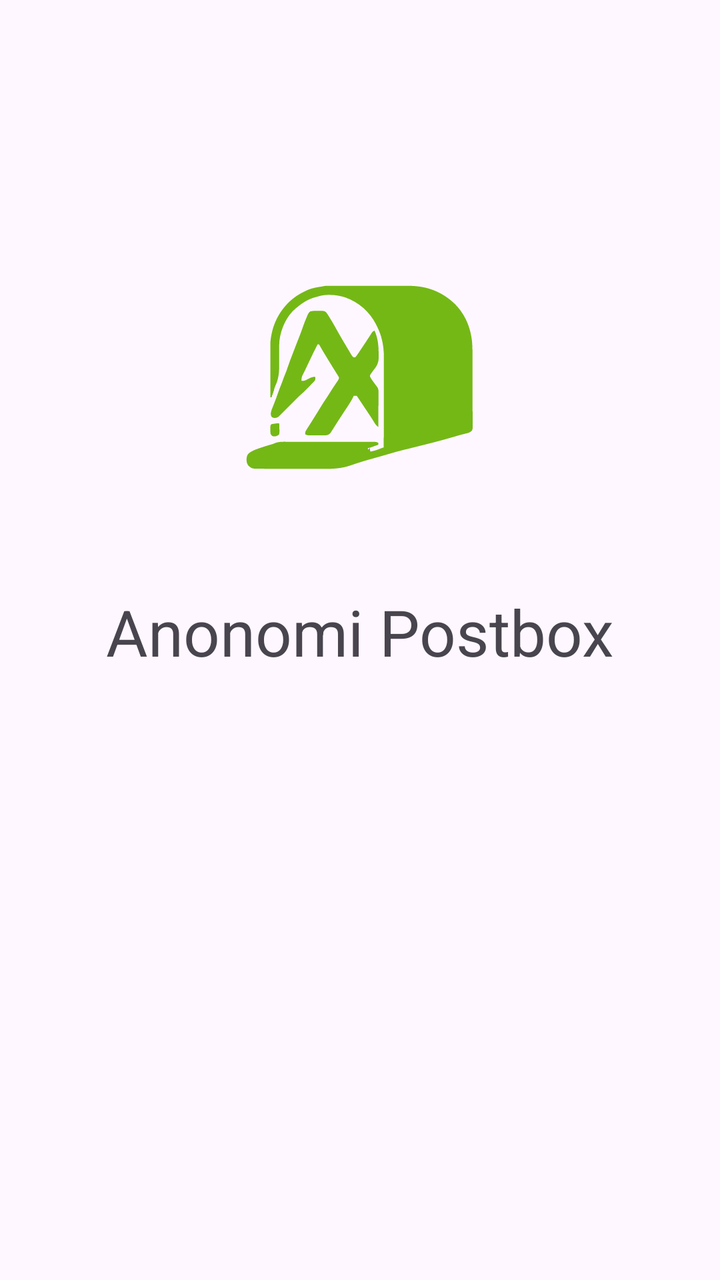
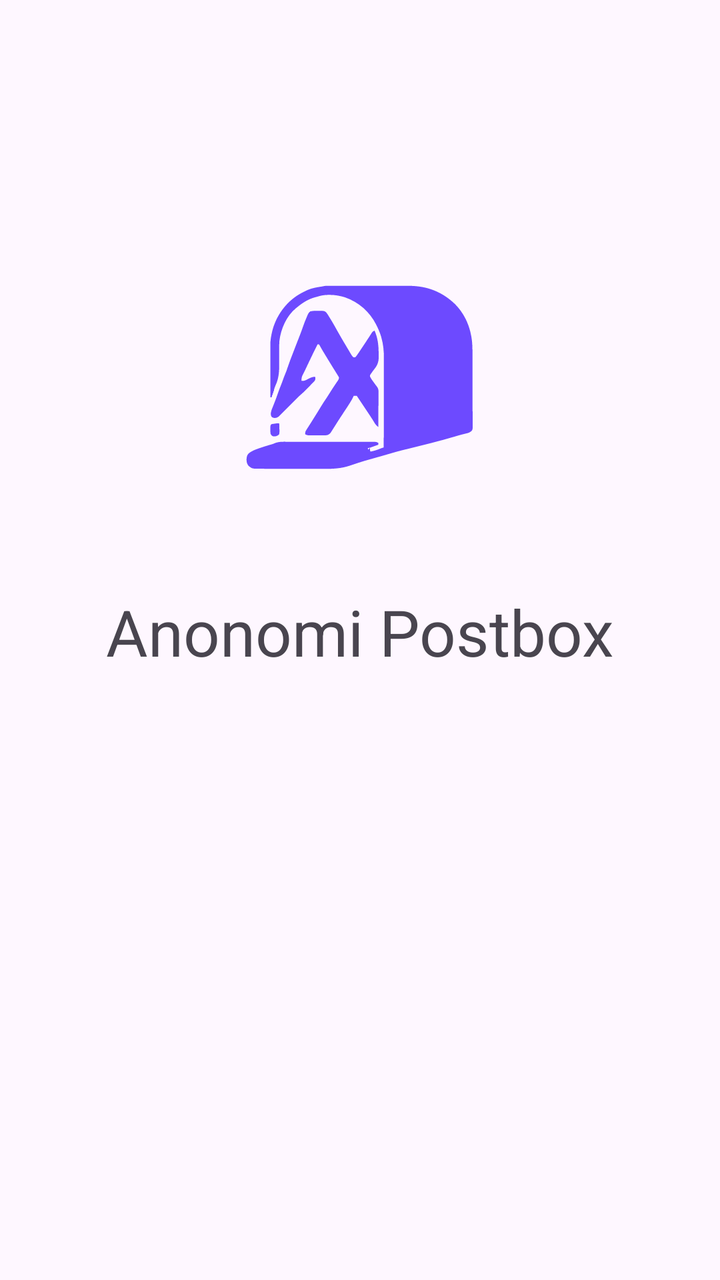

Screens rendered from an Android XML layout before and after an edit, with the pre-edit source and the edit as a unified diff.
<!-- AndroidManifest.xml: application theme Theme.BriarMailbox -->
<!-- res/layout/fragment_init.xml -->
<?xml version="1.0" encoding="utf-8"?>
<androidx.constraintlayout.widget.ConstraintLayout xmlns:android="http://schemas.android.com/apk/res/android"
    xmlns:app="http://schemas.android.com/apk/res-auto"
    android:layout_width="match_parent"
    android:layout_height="match_parent">

    <ImageView
        android:id="@+id/logo"
        android:layout_width="0dp"
        android:layout_height="0dp"
        android:layout_margin="32dp"
        android:importantForAccessibility="no"
        android:visibility="visible"
        app:layout_constraintBottom_toTopOf="@+id/text"
        app:layout_constraintDimensionRatio="1:1"
        app:layout_constraintEnd_toEndOf="parent"
        app:layout_constraintStart_toStartOf="parent"
        app:layout_constraintTop_toTopOf="parent"
        app:layout_constraintVertical_bias="0.25"
        app:layout_constraintVertical_chainStyle="packed"
        app:layout_constraintWidth_max="128dp"
        app:layout_constraintWidth_percent="0.33"
        app:srcCompat="@drawable/ic_mailbox"
        app:tint="@color/briar_green" />

    <TextView
        android:id="@+id/text"
        android:layout_width="0dp"
        android:layout_height="wrap_content"
        android:layout_margin="16dp"
        android:gravity="center"
        android:text="@string/app_name"
        android:textSize="32sp"
        app:layout_constraintBottom_toTopOf="@+id/barrier"
        app:layout_constraintEnd_toEndOf="parent"
        app:layout_constraintStart_toStartOf="parent"
        app:layout_constraintTop_toBottomOf="@+id/logo" />

    <androidx.constraintlayout.widget.Barrier
        android:id="@+id/barrier"
        android:layout_width="wrap_content"
        android:layout_height="wrap_content"
        app:barrierDirection="top"
        app:layout_constraintBottom_toBottomOf="parent"
        app:layout_constraintTop_toTopOf="parent"
        app:layout_constraintVertical_bias="0.8" />

</androidx.constraintlayout.widget.ConstraintLayout>
<!-- resources referenced by this layout -->
<resources>
  <color name="briar_green">#FF74B816</color>
  <!-- drawable ic_mailbox: vector/xml drawable (drawable, 12411 chars, omitted) -->
  <string name="app_name">Anonomi Postbox</string>
  <style name="Theme.BriarMailbox" parent="Theme.BriarMailboxBase" />
  <style name="Theme.BriarMailboxBase" parent="Theme.Material3.DayNight">
          
          <item name="colorPrimary">@color/briar_night</item>
          <item name="colorPrimaryDark">@color/briar_blue</item>
          <item name="colorSecondary">@color/briar_green</item>
          
          <item name="android:statusBarColor" tools:targetApi="21">@color/black</item>
          <item name="dialogBackground">?attr/background</item>
      </style>
  <color name="briar_night">#FF435B77</color>
  <color name="briar_blue">#FF1F78D1</color>
  <color name="black">#FF000000</color>
</resources>

<!-- the commit's change to res/layout/fragment_init.xml (unified diff, before → after) -->
@@ -21,7 +21,7 @@
         app:layout_constraintWidth_max="128dp"
         app:layout_constraintWidth_percent="0.33"
         app:srcCompat="@drawable/ic_mailbox"
-        app:tint="@color/briar_green" />
+        app:tint="@color/anon_purple" />
 
     <TextView
         android:id="@+id/text"
<!-- resource entries referenced after the edit -->
@@ -1,6 +1,6 @@
 <!-- resources referenced by this layout -->
 <resources>
-  <color name="briar_green">#FF74B816</color>
+  <color name="anon_purple">#6D4AFF</color>
   <!-- drawable ic_mailbox: vector/xml drawable (drawable, 12411 chars, omitted) -->
   <string name="app_name">Anonomi Postbox</string>
   <style name="Theme.BriarMailbox" parent="Theme.BriarMailboxBase" />
@@ -8,7 +8,7 @@
           
           <item name="colorPrimary">@color/briar_night</item>
           <item name="colorPrimaryDark">@color/briar_blue</item>
-          <item name="colorSecondary">@color/briar_green</item>
+          <item name="colorSecondary">@color/anon_purple</item>
           
           <item name="android:statusBarColor" tools:targetApi="21">@color/black</item>
           <item name="dialogBackground">?attr/background</item>
